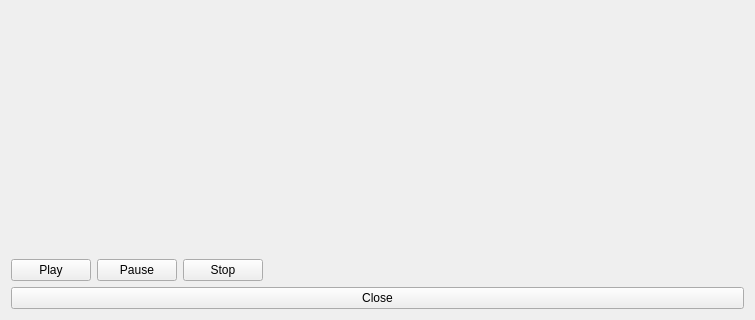
froksen/FDesktopRecorder, file source/previewplayer.ui: the form before one commit; both pictures show x 0 to 755 and y 247 to 567 of the 755 by 567 pixel window.
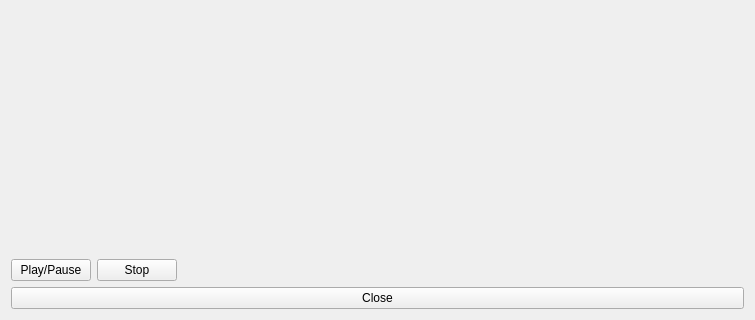
The form after the commit. Custom widgets are drawn as their Qt base class.

Commit message: In the preview player: Combined the play, pause button into one button

```diff
--- a/source/previewplayer.ui
+++ b/source/previewplayer.ui
@@ -39,14 +39,14 @@
    </item>
    <item>
     <layout class="QGridLayout" name="gridLayout">
-     <item row="1" column="2">
+     <item row="1" column="1">
       <widget class="QPushButton" name="pushButtonStop">
        <property name="text">
         <string>Stop</string>
        </property>
       </widget>
      </item>
-     <item row="1" column="3">
+     <item row="1" column="2">
       <spacer name="horizontalSpacer">
        <property name="orientation">
         <enum>Qt::Horizontal</enum>
@@ -72,14 +72,7 @@
      <item row="1" column="0">
       <widget class="QPushButton" name="pushButtonStart">
        <property name="text">
-        <string>Play</string>
-       </property>
-      </widget>
-     </item>
-     <item row="1" column="1">
-      <widget class="QPushButton" name="pushButtonPause">
-       <property name="text">
-        <string>Pause</string>
+        <string>Play/Pause</string>
        </property>
       </widget>
      </item>
```
Left out of the diff: 4 changed lines with no effect on the pictures. The commit also changes 1 other file.
